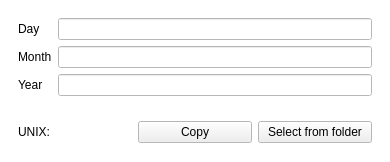
Above: lib/ui/UnixCreator.ui from industdev/Naughty-Archiver-2000 before the change. Below: the same form after it.
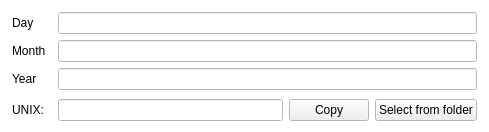
That is the form after the change.

```diff
--- a/lib/ui/UnixCreator.ui
+++ b/lib/ui/UnixCreator.ui
@@ -6,8 +6,8 @@
    <rect>
     <x>0</x>
     <y>0</y>
-    <width>390</width>
-    <height>162</height>
+    <width>489</width>
+    <height>132</height>
    </rect>
   </property>
   <property name="palette">
@@ -93,6 +93,21 @@
    <item row="0" column="0">
     <widget class="QWidget" name="widget" native="true">
      <layout class="QVBoxLayout" name="verticalLayout_2">
+      <property name="spacing">
+       <number>0</number>
+      </property>
+      <property name="leftMargin">
+       <number>3</number>
+      </property>
+      <property name="topMargin">
+       <number>3</number>
+      </property>
+      <property name="rightMargin">
+       <number>3</number>
+      </property>
+      <property name="bottomMargin">
+       <number>3</number>
+      </property>
       <item>
        <widget class="QWidget" name="widget_2" native="true">
         <property name="sizePolicy">
@@ -114,6 +129,12 @@
          </item>
          <item row="1" column="0">
           <widget class="QLabel" name="label_2">
+           <property name="minimumSize">
+            <size>
+             <width>40</width>
+             <height>0</height>
+            </size>
+           </property>
            <property name="text">
             <string>Month</string>
            </property>
@@ -137,14 +158,35 @@
       </item>
       <item>
        <widget class="QWidget" name="widget_3" native="true">
+        <property name="sizePolicy">
+         <sizepolicy hsizetype="Preferred" vsizetype="Maximum">
+          <horstretch>0</horstretch>
+          <verstretch>0</verstretch>
+         </sizepolicy>
+        </property>
         <layout class="QHBoxLayout" name="horizontalLayout">
+         <property name="topMargin">
+          <number>0</number>
+         </property>
+         <property name="bottomMargin">
+          <number>6</number>
+         </property>
          <item>
           <widget class="QLabel" name="lbl_unix">
+           <property name="minimumSize">
+            <size>
+             <width>40</width>
+             <height>0</height>
+            </size>
+           </property>
            <property name="text">
             <string>UNIX: </string>
            </property>
           </widget>
          </item>
+         <item>
+          <widget class="QLineEdit" name="cfg_result"/>
+         </item>
          <item>
           <widget class="QPushButton" name="btn_copy">
            <property name="text">
@@ -162,6 +204,19 @@
         </layout>
        </widget>
       </item>
+      <item>
+       <spacer name="verticalSpacer">
+        <property name="orientation">
+         <enum>Qt::Orientation::Vertical</enum>
+        </property>
+        <property name="sizeHint" stdset="0">
+         <size>
+          <width>20</width>
+          <height>0</height>
+         </size>
+        </property>
+       </spacer>
+      </item>
      </layout>
     </widget>
    </item>
```
Left out of the diff: 4 changed lines with no effect on the pictures.
